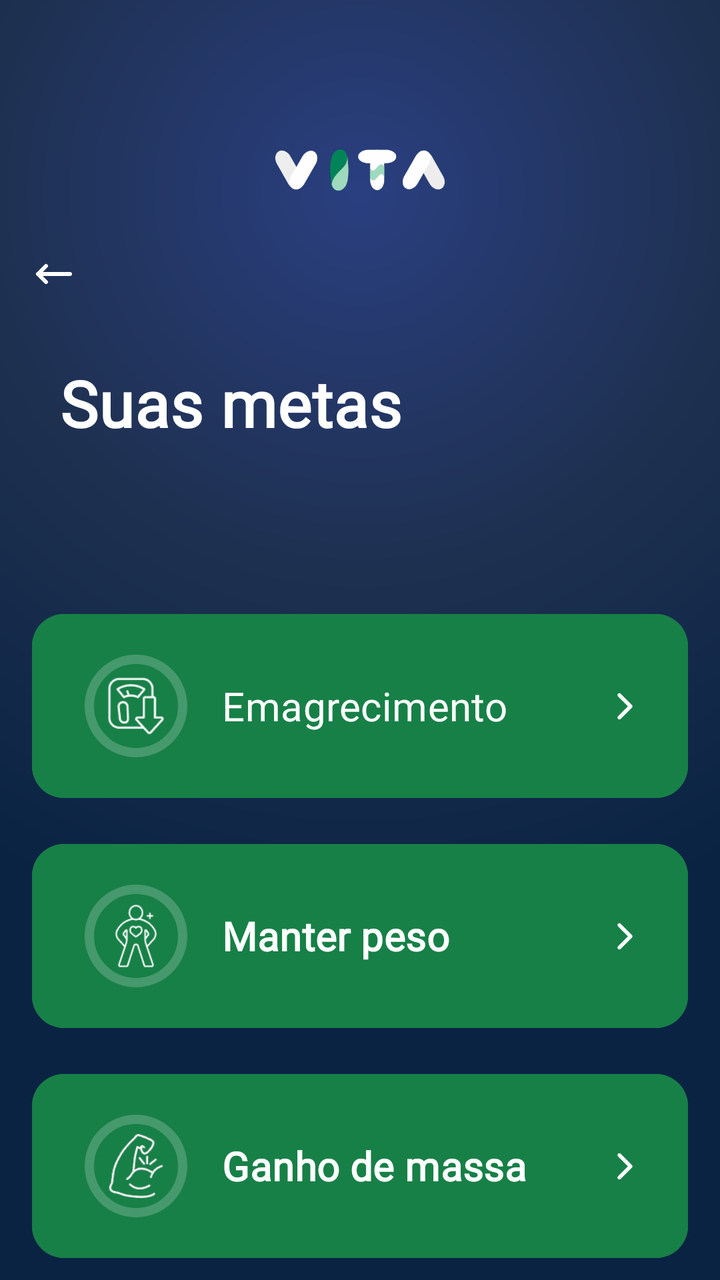
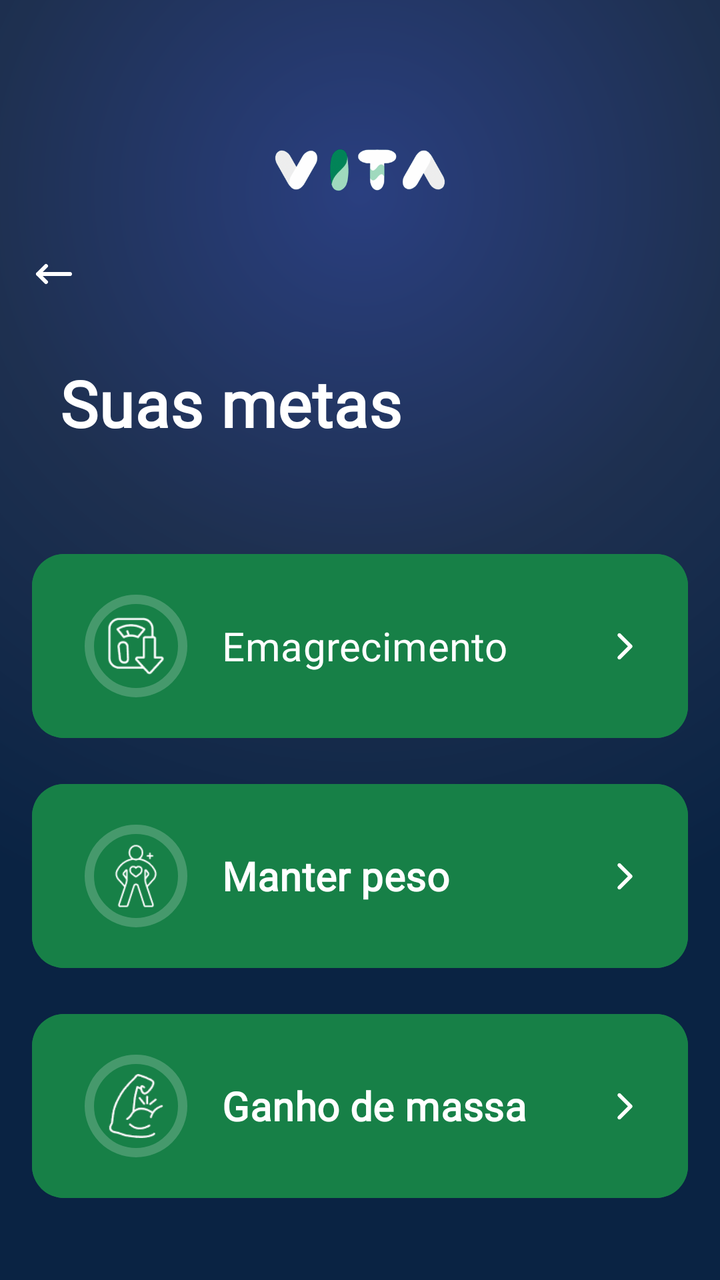

Two renders of the same Android screen: before a commit and after it. Below are the layout's source before the change and the commit's diff.
<!-- AndroidManifest.xml: application theme Theme.VITA -->
<!-- res/layout/activity_goals.xml -->
<?xml version="1.0" encoding="utf-8"?>
<androidx.constraintlayout.widget.ConstraintLayout xmlns:android="http://schemas.android.com/apk/res/android"
    xmlns:app="http://schemas.android.com/apk/res-auto"
    xmlns:tools="http://schemas.android.com/tools"
    android:id="@+id/main"
    android:layout_width="match_parent"
    android:layout_height="match_parent"
    tools:context=".GoalsActivity"
    android:background="@drawable/gradientbg">

    <ImageView
        android:id="@+id/icarrow"
        android:layout_width="24dp"
        android:layout_height="24dp"
        android:src="@drawable/arrow"
        android:scaleType="fitStart"
        android:clickable="true"
        app:layout_constraintTop_toTopOf="parent"
        app:layout_constraintStart_toStartOf="parent"
        android:layout_marginTop="125dp"
        android:layout_marginStart="15dp"/>

    <ImageView
        android:id="@+id/iclogo"
        android:layout_width="170dp"
        android:layout_height="170dp"
        android:src="@drawable/iclogo"
        app:layout_constraintTop_toTopOf="parent"
        app:layout_constraintStart_toStartOf="parent"
        app:layout_constraintEnd_toEndOf="parent"/>

    <TextView
        android:id="@+id/txtTitulo"
        android:layout_width="wrap_content"
        android:layout_height="wrap_content"
        android:text="Suas metas"
        android:fontFamily="@font/inter24_bold"
        android:textColor="@color/white"
        android:textSize="32dp"
        android:textStyle="bold"
        android:letterSpacing="0.01"
        app:layout_constraintTop_toTopOf="parent"
        app:layout_constraintStart_toStartOf="parent"
        android:layout_marginTop="180dp"
        android:layout_marginStart="30dp"/>

    <com.google.android.material.button.MaterialButton
        android:id="@+id/btnweightloss"
        android:layout_width="0dp"
        android:layout_height="100dp"
        android:layout_marginStart="16dp"
        android:layout_marginEnd="16dp"
        android:layout_marginTop="80dp"
        android:backgroundTint="@color/green1"
        app:cornerRadius="16dp"
        android:fontFamily="@font/inter24_bold"
        android:paddingStart="95dp"
        android:text="Emagrecimento"
        android:textSize="20sp"
        android:gravity="center_vertical|start"
        app:layout_constraintStart_toStartOf="parent"
        app:layout_constraintEnd_toEndOf="parent"
        app:layout_constraintTop_toBottomOf="@id/txtTitulo" />

    <ImageView
        android:id="@+id/circleWL"
        android:layout_width="56dp"
        android:layout_height="56dp"
        android:alpha="0.2"
        android:src="@drawable/circle"
        android:layout_marginStart="24dp"
        app:layout_constraintStart_toStartOf="@id/btnweightloss"
        app:layout_constraintTop_toTopOf="@id/btnweightloss"
        app:layout_constraintBottom_toBottomOf="@id/btnweightloss" />

    <ImageView
        android:id="@+id/icWL"
        android:layout_width="32dp"
        android:layout_height="32dp"
        android:src="@drawable/img_6"
        app:layout_constraintStart_toStartOf="@id/circleWL"
        app:layout_constraintEnd_toEndOf="@id/circleWL"
        app:layout_constraintTop_toTopOf="@id/circleWL"
        app:layout_constraintBottom_toBottomOf="@id/circleWL" />

    <ImageView
        android:id="@+id/arrowWL"
        android:layout_width="15dp"
        android:layout_height="15dp"
        android:src="@drawable/next"
        android:layout_marginEnd="24dp"
        app:layout_constraintEnd_toEndOf="@id/btnweightloss"
        app:layout_constraintTop_toTopOf="@id/btnweightloss"
        app:layout_constraintBottom_toBottomOf="@id/btnweightloss" />

    <com.google.android.material.button.MaterialButton
        android:id="@+id/btnKW"
        android:layout_width="0dp"
        android:layout_height="100dp"
        android:layout_marginStart="16dp"
        android:layout_marginEnd="16dp"
        android:layout_marginTop="15dp"
        android:backgroundTint="@color/green1"
        app:cornerRadius="16dp"
        android:fontFamily="@font/inter24_bold"
        android:paddingStart="95dp"
        android:text="Manter peso"
        android:textSize="20sp"
        android:textStyle="bold"
        android:gravity="center_vertical|start"
        app:layout_constraintStart_toStartOf="parent"
        app:layout_constraintEnd_toEndOf="parent"
        app:layout_constraintTop_toBottomOf="@id/btnweightloss" />

    <ImageView
        android:id="@+id/circleKW"
        android:layout_width="56dp"
        android:layout_height="56dp"
        android:alpha="0.2"
        android:src="@drawable/circle"
        android:layout_marginStart="24dp"
        app:layout_constraintStart_toStartOf="@id/btnKW"
        app:layout_constraintTop_toTopOf="@id/btnKW"
        app:layout_constraintBottom_toBottomOf="@id/btnKW" />

    <ImageView
        android:id="@+id/icKW"
        android:layout_width="32dp"
        android:layout_height="32dp"
        android:src="@drawable/img_7"
        app:layout_constraintStart_toStartOf="@id/circleKW"
        app:layout_constraintEnd_toEndOf="@id/circleKW"
        app:layout_constraintTop_toTopOf="@id/circleKW"
        app:layout_constraintBottom_toBottomOf="@id/circleKW" />

    <ImageView
        android:id="@+id/arrowKW"
        android:layout_width="15dp"
        android:layout_height="15dp"
        android:src="@drawable/next"
        android:layout_marginEnd="24dp"
        app:layout_constraintEnd_toEndOf="@id/btnKW"
        app:layout_constraintTop_toTopOf="@id/btnKW"
        app:layout_constraintBottom_toBottomOf="@id/btnKW" />

    <com.google.android.material.button.MaterialButton
        android:id="@+id/btnGW"
        android:layout_width="0dp"
        android:layout_height="100dp"
        android:layout_marginStart="16dp"
        android:layout_marginEnd="16dp"
        android:layout_marginTop="15dp"
        android:backgroundTint="@color/green1"
        app:cornerRadius="16dp"
        android:fontFamily="@font/inter24_bold"
        android:paddingStart="95dp"
        android:text="Ganho de massa"
        android:textSize="20sp"
        android:textStyle="bold"
        android:gravity="center_vertical|start"
        app:layout_constraintStart_toStartOf="parent"
        app:layout_constraintEnd_toEndOf="parent"
        app:layout_constraintTop_toBottomOf="@id/btnKW" />

    <ImageView
        android:id="@+id/circleGW"
        android:layout_width="56dp"
        android:layout_height="56dp"
        android:alpha="0.2"
        android:src="@drawable/circle"
        android:layout_marginStart="24dp"
        app:layout_constraintStart_toStartOf="@id/btnGW"
        app:layout_constraintTop_toTopOf="@id/btnGW"
        app:layout_constraintBottom_toBottomOf="@id/btnGW" />

    <ImageView
        android:id="@+id/icGW"
        android:layout_width="32dp"
        android:layout_height="32dp"
        android:src="@drawable/img_8"
        app:layout_constraintStart_toStartOf="@id/circleGW"
        app:layout_constraintEnd_toEndOf="@id/circleGW"
        app:layout_constraintTop_toTopOf="@id/circleGW"
        app:layout_constraintBottom_toBottomOf="@id/circleGW" />

    <ImageView
        android:id="@+id/arrowGW"
        android:layout_width="15dp"
        android:layout_height="15dp"
        android:src="@drawable/next"
        android:layout_marginEnd="24dp"
        app:layout_constraintEnd_toEndOf="@id/btnGW"
        app:layout_constraintTop_toTopOf="@id/btnGW"
        app:layout_constraintBottom_toBottomOf="@id/btnGW" />


</androidx.constraintlayout.widget.ConstraintLayout>
<!-- resources referenced by this layout -->
<resources>
  <color name="green1">#178047</color>
  <color name="white">#FFFFFFFF</color>
  <!-- drawable arrow (drawable) -->
  <vector xmlns:android="http://schemas.android.com/apk/res/android" android:height="15dp" android:viewportHeight="24" android:viewportWidth="24" android:width="15dp">
        
      <path android:fillColor="#FFFFFF" android:pathData="M4,12H20M4,12L8,8M4,12L8,16" android:strokeColor="#FFFFFF" android:strokeLineCap="round" android:strokeLineJoin="round" android:strokeWidth="2"/>
      
  </vector>
  <!-- drawable circle (drawable) -->
  <vector xmlns:android="http://schemas.android.com/apk/res/android" android:height="24dp" android:viewportHeight="24" android:viewportWidth="24" android:width="24dp">
  
      <path android:fillColor="#00000000" android:pathData="M12,12m-10,0a10,10 0,1 1,20 0a10,10 0,1 1,-20 0" android:strokeColor="#ffff" android:strokeLineCap="round" android:strokeLineJoin="round" android:strokeWidth="2"/>
  
  </vector>
  <!-- drawable gradientbg (drawable) -->
  <?xml version="1.0" encoding="utf-8"?>
  <shape xmlns:android="http://schemas.android.com/apk/res/android"
      android:shape="rectangle">
      <gradient
          android:type="radial"
          android:gradientRadius="380dp"
          android:centerX="0.5"
          android:centerY="0.15"
          android:startColor="#2A3F80"
          android:centerColor="#1E3050"
          android:endColor="@color/blue1" />
  </shape>
  <!-- drawable iclogo: png bitmap (drawable, 8076 bytes) -->
  <!-- drawable img_6: png bitmap (drawable, 2083 bytes) -->
  <!-- drawable img_7: png bitmap (drawable, 2688 bytes) -->
  <!-- drawable img_8: png bitmap (drawable, 3244 bytes) -->
  <!-- drawable next (drawable) -->
  <vector xmlns:android="http://schemas.android.com/apk/res/android" android:height="24dp" android:viewportHeight="16" android:viewportWidth="16" android:width="24dp">
        
      <path android:fillColor="@color/white" android:pathData="m4,2c0,-0.266 0.105,-0.52 0.293,-0.707c0.391,-0.391 1.023,-0.391 1.414,0l6,6c0.188,0.188 0.293,0.441 0.293,0.707s-0.105,0.52 -0.293,0.707l-6,6c-0.391,0.391 -1.023,0.391 -1.414,0c-0.188,-0.188 -0.293,-0.441 -0.293,-0.707s0.105,-0.52 0.293,-0.707l5.293,-5.293l-5.293,-5.293c-0.188,-0.188 -0.293,-0.441 -0.293,-0.707zM4,2"/>
      
  </vector>
  <style name="Theme.VITA" parent="Base.Theme.VITA" />
  <color name="blue1">#0A2343</color>
  <style name="Base.Theme.VITA" parent="Theme.Material3.DayNight.NoActionBar">
          
          
      </style>
</resources>

<!-- the commit's change to res/layout/activity_goals.xml (unified diff, before → after) -->
@@ -50,12 +50,13 @@
         android:layout_height="100dp"
         android:layout_marginStart="16dp"
         android:layout_marginEnd="16dp"
-        android:layout_marginTop="80dp"
+        android:layout_marginTop="50dp"
         android:backgroundTint="@color/green1"
         app:cornerRadius="16dp"
         android:fontFamily="@font/inter24_bold"
         android:paddingStart="95dp"
         android:text="Emagrecimento"
+        android:textColor="@color/white"
         android:textSize="20sp"
         android:gravity="center_vertical|start"
         app:layout_constraintStart_toStartOf="parent"
@@ -100,6 +101,7 @@
         android:layout_marginStart="16dp"
         android:layout_marginEnd="16dp"
         android:layout_marginTop="15dp"
+        android:textColor="@color/white"
         android:backgroundTint="@color/green1"
         app:cornerRadius="16dp"
         android:fontFamily="@font/inter24_bold"
@@ -152,6 +154,7 @@
         android:layout_marginTop="15dp"
         android:backgroundTint="@color/green1"
         app:cornerRadius="16dp"
+        android:textColor="@color/white"
         android:fontFamily="@font/inter24_bold"
         android:paddingStart="95dp"
         android:text="Ganho de massa"
